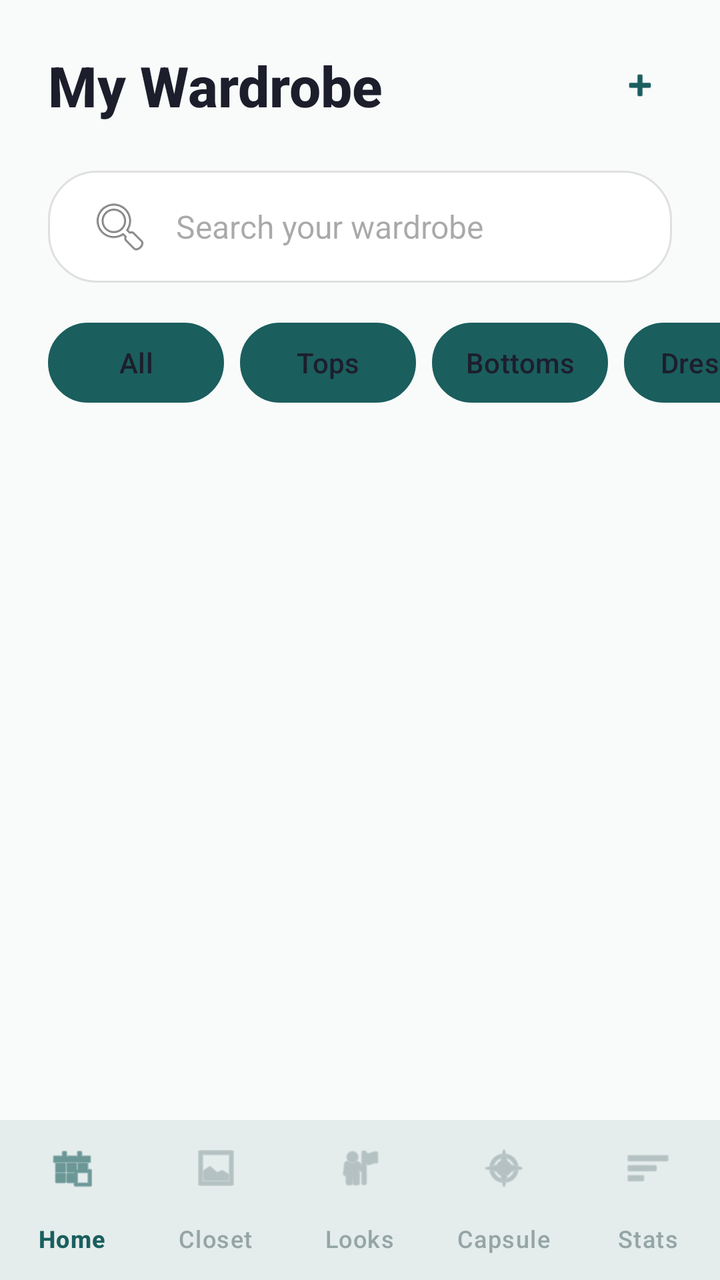
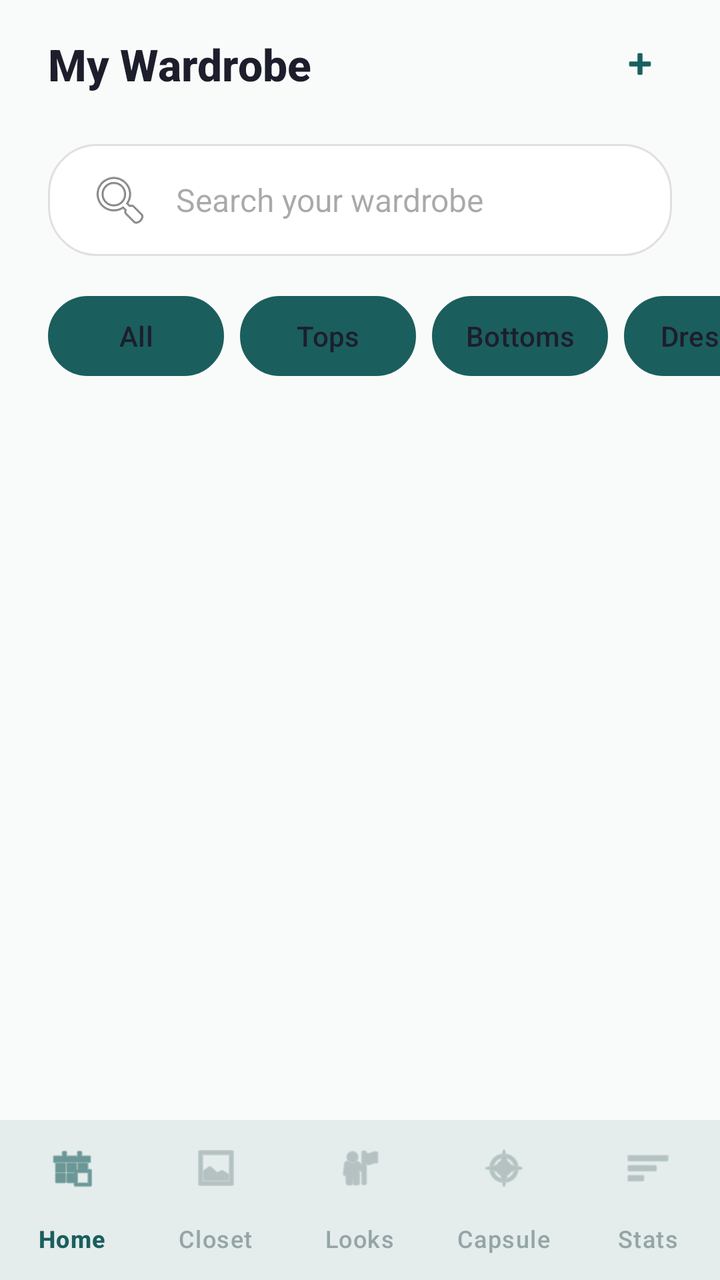

Compare the two renders of this Android layout. The source of the first and the diff that turns it into the second are given below.
<!-- AndroidManifest.xml: application theme Theme.FitsForYou -->
<!-- res/layout/activity_wardrobe.xml -->
<?xml version="1.0" encoding="utf-8"?>
<androidx.constraintlayout.widget.ConstraintLayout xmlns:android="http://schemas.android.com/apk/res/android"
    xmlns:app="http://schemas.android.com/apk/res-auto"
    xmlns:tools="http://schemas.android.com/tools"
    android:id="@+id/wardrobeRoot"
    android:layout_width="match_parent"
    android:layout_height="match_parent"
    android:background="@color/background">

    <TextView
        android:id="@+id/wardrobeTitle"
        style="@style/TextTitle"
        android:layout_width="wrap_content"
        android:layout_height="wrap_content"
        android:layout_marginStart="@dimen/spacing_large"
        android:layout_marginTop="24dp"
        android:text="My Wardrobe"
        app:layout_constraintStart_toStartOf="parent"
        app:layout_constraintTop_toTopOf="parent" />

    <com.google.android.material.button.MaterialButton
        android:id="@+id/addClothingButton"
        style="@style/Widget.Material3.Button.IconButton"
        android:layout_width="48dp"
        android:layout_height="48dp"
        android:layout_marginEnd="16dp"
        app:icon="@android:drawable/ic_input_add"
        app:iconTint="@color/primary"
        app:layout_constraintBottom_toBottomOf="@id/wardrobeTitle"
        app:layout_constraintEnd_toEndOf="parent"
        app:layout_constraintTop_toTopOf="@id/wardrobeTitle" />

    <EditText
        android:id="@+id/searchEditText"
        android:layout_width="match_parent"
        android:layout_height="@dimen/input_height"
        android:layout_marginStart="@dimen/spacing_large"
        android:layout_marginTop="24dp"
        android:layout_marginEnd="@dimen/spacing_large"
        android:background="@drawable/search_bg"
        android:drawableStart="@android:drawable/ic_menu_search"
        android:drawablePadding="12dp"
        android:hint="Search your wardrobe"
        android:paddingStart="20dp"
        android:paddingEnd="20dp"
        android:textSize="@dimen/text_size_body"
        app:layout_constraintTop_toBottomOf="@id/wardrobeTitle" />

    <HorizontalScrollView
        android:id="@+id/filterScroll"
        android:layout_width="match_parent"
        android:layout_height="wrap_content"
        android:layout_marginTop="20dp"
        android:clipToPadding="false"
        android:paddingStart="@dimen/spacing_large"
        android:paddingEnd="@dimen/spacing_large"
        android:scrollbars="none"
        app:layout_constraintTop_toBottomOf="@id/searchEditText">

        <LinearLayout
            android:id="@+id/filterContainer"
            android:layout_width="wrap_content"
            android:layout_height="wrap_content"
            android:orientation="horizontal"
            android:paddingBottom="12dp">

            <Button
                android:id="@+id/filterAll"
                style="@style/FilterButtonStyle"
                android:text="All"
                android:state_selected="true" />

            <Button
                android:id="@+id/filterTops"
                style="@style/FilterButtonStyle"
                android:text="Tops" />

            <Button
                android:id="@+id/filterBottoms"
                style="@style/FilterButtonStyle"
                android:text="Bottoms" />

            <Button
                android:id="@+id/filterDresses"
                style="@style/FilterButtonStyle"
                android:text="Dresses" />

            <Button
                android:id="@+id/filterTraditional"
                style="@style/FilterButtonStyle"
                android:text="Traditional" />

            <Button
                android:id="@+id/filterOuterwear"
                style="@style/FilterButtonStyle"
                android:text="Outerwear" />

            <Button
                android:id="@+id/filterShoes"
                style="@style/FilterButtonStyle"
                android:text="Shoes" />

            <Button
                android:id="@+id/filterAccessories"
                style="@style/FilterButtonStyle"
                android:text="Accessories" />

        </LinearLayout>
    </HorizontalScrollView>

    <androidx.recyclerview.widget.RecyclerView
        android:id="@+id/wardrobeRecyclerView"
        android:layout_width="match_parent"
        android:layout_height="0dp"
        android:layout_marginTop="8dp"
        android:clipToPadding="false"
        android:paddingStart="12dp"
        android:paddingEnd="12dp"
        android:paddingBottom="80dp"
        app:layout_constraintBottom_toBottomOf="parent"
        app:layout_constraintTop_toBottomOf="@id/filterScroll"
        app:layoutManager="androidx.recyclerview.widget.GridLayoutManager"
        app:spanCount="2" />

    <include
        layout="@layout/layout_wardrobe_empty"
        android:layout_width="match_parent"
        android:layout_height="0dp"
        app:layout_constraintBottom_toTopOf="@id/bottomNavigation"
        app:layout_constraintTop_toBottomOf="@id/filterScroll" />

    <com.google.android.material.bottomnavigation.BottomNavigationView
        android:id="@+id/bottomNavigation"
        android:layout_width="match_parent"
        android:layout_height="wrap_content"
        android:background="@color/white"
        app:itemIconTint="@color/bottom_nav_selector"
        app:itemTextColor="@color/bottom_nav_selector"
        app:labelVisibilityMode="labeled"
        app:layout_constraintBottom_toBottomOf="parent"
        app:menu="@menu/bottom_nav_menu"
        app:elevation="8dp" />

</androidx.constraintlayout.widget.ConstraintLayout>
<!-- res/layout/layout_wardrobe_empty.xml (included above) -->
<?xml version="1.0" encoding="utf-8"?>
<LinearLayout xmlns:android="http://schemas.android.com/apk/res/android"
    xmlns:app="http://schemas.android.com/apk/res-auto"
    android:id="@+id/emptyStateLayout"
    android:layout_width="match_parent"
    android:layout_height="match_parent"
    android:gravity="center"
    android:orientation="vertical"
    android:padding="@dimen/spacing_xlarge"
    android:background="@color/background"
    android:visibility="gone">

    <com.google.android.material.imageview.ShapeableImageView
        android:layout_width="120dp"
        android:layout_height="120dp"
        android:background="@color/primary_light"
        android:padding="32dp"
        android:src="@android:drawable/ic_menu_gallery"
        app:shapeAppearanceOverlay="@style/CircleImage"
        app:tint="@color/primary" />

    <TextView
        style="@style/TextHeader"
        android:layout_width="wrap_content"
        android:layout_height="wrap_content"
        android:layout_marginTop="32dp"
        android:text="Your Closet is Waiting"
        android:textSize="@dimen/text_size_header"
        android:letterSpacing="-0.01" />

    <TextView
        style="@style/TextSecondary"
        android:layout_width="wrap_content"
        android:layout_height="wrap_content"
        android:layout_marginTop="8dp"
        android:gravity="center"
        android:text="Add your first piece to start building your digital wardrobe collection."
        android:lineSpacingExtra="4dp" />

    <Button
        android:id="@+id/emptyAddButton"
        style="@style/PrimaryButton"
        android:layout_width="wrap_content"
        android:layout_height="wrap_content"
        android:layout_marginTop="36dp"
        android:paddingHorizontal="40dp"
        android:text="Add a Piece" />

</LinearLayout>
<!-- resources referenced by this layout -->
<resources>
  <color name="background">#F9FAFA</color>
  <color name="primary">#1B5E5E</color>
  <color name="primary_light">#E8F1F1</color>
  <color name="white">#FFFFFFFF</color>
  <dimen name="input_height">56dp</dimen>
  <dimen name="spacing_large">24dp</dimen>
  <dimen name="spacing_xlarge">32dp</dimen>
  <dimen name="text_size_body">16sp</dimen>
  <dimen name="text_size_header">22sp</dimen>
  <!-- drawable search_bg (drawable) -->
  <?xml version="1.0" encoding="utf-8"?>
  <shape xmlns:android="http://schemas.android.com/apk/res/android">
      <solid android:color="#FFFFFF" />
      <corners android:radius="24dp" />
      <stroke android:width="1dp" android:color="#E0E0E0" />
  </shape>
  <style name="CircleImage" parent="ShapeAppearance.Material3.SmallComponent">
          <item name="cornerSize">50%</item>
      </style>
  <style name="TextHeader">
          <item name="android:textSize">@dimen/text_size_header</item>
          <item name="android:textStyle">bold</item>
          <item name="android:textColor">@color/text_primary</item>
          <item name="android:fontFamily">sans-serif-medium</item>
      </style>
  <style name="TextSecondary">
          <item name="android:textSize">@dimen/text_size_small</item>
          <item name="android:textColor">@color/text_secondary</item>
          <item name="android:fontFamily">sans-serif</item>
      </style>
  <style name="TextTitle">
          <item name="android:textSize">@dimen/text_size_title</item>
          <item name="android:textStyle">bold</item>
          <item name="android:textColor">@color/text_primary</item>
          <item name="android:fontFamily">sans-serif-medium</item>
      </style>
  <style name="Theme.FitsForYou" parent="Base.Theme.FitsForYou" />
  <!-- drawable chip_selector (drawable) -->
  <?xml version="1.0" encoding="utf-8"?>
  <selector xmlns:android="http://schemas.android.com/apk/res/android">
      <item android:state_selected="true">
          <shape>
              <solid android:color="@color/primary" />
              <corners android:radius="20dp" />
          </shape>
      </item>
      <item>
          <shape>
              <solid android:color="#F5F5F5" />
              <corners android:radius="20dp" />
              <stroke android:width="1dp" android:color="@color/border" />
          </shape>
      </item>
  </selector>
  <dimen name="text_size_small">14sp</dimen>
  <dimen name="button_height">52dp</dimen>
  <dimen name="button_corner_radius">28dp</dimen>
  <color name="text_primary">#1D1E2C</color>
  <color name="text_secondary">#7A7A7A</color>
  <dimen name="text_size_title">28sp</dimen>
  <style name="Base.Theme.FitsForYou" parent="Theme.Material3.DayNight.NoActionBar">
          <item name="colorPrimary">@color/primary</item>
          <item name="colorOnPrimary">@color/on_primary</item>
          <item name="colorSecondary">@color/secondary</item>
          <item name="colorOnSecondary">@color/on_secondary</item>
          <item name="android:windowBackground">@color/background</item>
          <item name="colorSurface">@color/surface</item>
          <item name="colorOnSurface">@color/on_surface</item>
      </style>
  <color name="border">#EAEAEA</color>
  <color name="on_primary">#FFFFFF</color>
  <color name="secondary">#1B5E5E</color>
  <color name="on_secondary">#FFFFFF</color>
  <color name="surface">#FFFFFF</color>
  <color name="on_surface">#1B5E5E</color>
  <!-- unchanged entries left out for length: 2 -->
</resources>

<!-- the commit's change to res/layout/activity_wardrobe.xml (unified diff, before → after) -->
@@ -7,35 +7,43 @@
     android:layout_height="match_parent"
     android:background="@color/background">
 
-    <TextView
-        android:id="@+id/wardrobeTitle"
-        style="@style/TextTitle"
-        android:layout_width="wrap_content"
-        android:layout_height="wrap_content"
-        android:layout_marginStart="@dimen/spacing_large"
-        android:layout_marginTop="24dp"
-        android:text="My Wardrobe"
-        app:layout_constraintStart_toStartOf="parent"
-        app:layout_constraintTop_toTopOf="parent" />
-
-    <com.google.android.material.button.MaterialButton
-        android:id="@+id/addClothingButton"
-        style="@style/Widget.Material3.Button.IconButton"
-        android:layout_width="48dp"
-        android:layout_height="48dp"
-        android:layout_marginEnd="16dp"
-        app:icon="@android:drawable/ic_input_add"
-        app:iconTint="@color/primary"
-        app:layout_constraintBottom_toBottomOf="@id/wardrobeTitle"
-        app:layout_constraintEnd_toEndOf="parent"
-        app:layout_constraintTop_toTopOf="@id/wardrobeTitle" />
+    <androidx.constraintlayout.widget.ConstraintLayout
+        android:id="@+id/header"
+        android:layout_width="match_parent"
+        android:layout_height="@dimen/header_height"
+        app:layout_constraintTop_toTopOf="parent">
+
+        <TextView
+            android:id="@+id/wardrobeTitle"
+            style="@style/TextHeader"
+            android:layout_width="wrap_content"
+            android:layout_height="wrap_content"
+            android:layout_marginStart="@dimen/spacing_large"
+            android:text="My Wardrobe"
+            app:layout_constraintBottom_toBottomOf="parent"
+            app:layout_constraintStart_toStartOf="parent"
+            app:layout_constraintTop_toTopOf="parent" />
+
+        <com.google.android.material.button.MaterialButton
+            android:id="@+id/addClothingButton"
+            style="@style/Widget.Material3.Button.IconButton"
+            android:layout_width="48dp"
+            android:layout_height="48dp"
+            android:layout_marginEnd="@dimen/spacing_medium"
+            android:contentDescription="@string/cd_add_clothing"
+            app:icon="@android:drawable/ic_input_add"
+            app:iconTint="@color/primary"
+            app:layout_constraintBottom_toBottomOf="parent"
+            app:layout_constraintEnd_toEndOf="parent"
+            app:layout_constraintTop_toTopOf="parent" />
+    </androidx.constraintlayout.widget.ConstraintLayout>
 
     <EditText
         android:id="@+id/searchEditText"
         android:layout_width="match_parent"
         android:layout_height="@dimen/input_height"
         android:layout_marginStart="@dimen/spacing_large"
-        android:layout_marginTop="24dp"
+        android:layout_marginTop="@dimen/spacing_small"
         android:layout_marginEnd="@dimen/spacing_large"
         android:background="@drawable/search_bg"
         android:drawableStart="@android:drawable/ic_menu_search"
@@ -44,7 +52,7 @@
         android:paddingStart="20dp"
         android:paddingEnd="20dp"
         android:textSize="@dimen/text_size_body"
-        app:layout_constraintTop_toBottomOf="@id/wardrobeTitle" />
+        app:layout_constraintTop_toBottomOf="@id/header" />
 
     <HorizontalScrollView
         android:id="@+id/filterScroll"
@@ -159,7 +167,7 @@
         android:layout_width="120dp"
         android:layout_height="120dp"
         android:background="@color/primary_light"
-        android:padding="32dp"
+        android:padding="@dimen/spacing_xlarge"
         android:src="@android:drawable/ic_menu_gallery"
         app:shapeAppearanceOverlay="@style/CircleImage"
         app:tint="@color/primary" />
@@ -168,7 +176,7 @@
         style="@style/TextHeader"
         android:layout_width="wrap_content"
         android:layout_height="wrap_content"
-        android:layout_marginTop="32dp"
+        android:layout_marginTop="@dimen/spacing_xlarge"
         android:text="Your Closet is Waiting"
         android:textSize="@dimen/text_size_header"
         android:letterSpacing="-0.01" />
@@ -177,7 +185,7 @@
         style="@style/TextSecondary"
         android:layout_width="wrap_content"
         android:layout_height="wrap_content"
-        android:layout_marginTop="8dp"
+        android:layout_marginTop="@dimen/spacing_small"
         android:gravity="center"
         android:text="Add your first piece to start building your digital wardrobe collection."
         android:lineSpacingExtra="4dp" />
<!-- resource entries referenced after the edit -->
@@ -4,8 +4,11 @@
   <color name="primary">#1B5E5E</color>
   <color name="primary_light">#E8F1F1</color>
   <color name="white">#FFFFFFFF</color>
+  <dimen name="header_height">64dp</dimen>
   <dimen name="input_height">56dp</dimen>
   <dimen name="spacing_large">24dp</dimen>
+  <dimen name="spacing_medium">16dp</dimen>
+  <dimen name="spacing_small">8dp</dimen>
   <dimen name="spacing_xlarge">32dp</dimen>
   <dimen name="text_size_body">16sp</dimen>
   <dimen name="text_size_header">22sp</dimen>
@@ -16,6 +19,7 @@
       <corners android:radius="24dp" />
       <stroke android:width="1dp" android:color="#E0E0E0" />
   </shape>
+  <string name="cd_add_clothing">Add clothing</string>
   <style name="CircleImage" parent="ShapeAppearance.Material3.SmallComponent">
           <item name="cornerSize">50%</item>
       </style>
@@ -29,12 +33,6 @@
           <item name="android:textSize">@dimen/text_size_small</item>
           <item name="android:textColor">@color/text_secondary</item>
           <item name="android:fontFamily">sans-serif</item>
-      </style>
-  <style name="TextTitle">
-          <item name="android:textSize">@dimen/text_size_title</item>
-          <item name="android:textStyle">bold</item>
-          <item name="android:textColor">@color/text_primary</item>
-          <item name="android:fontFamily">sans-serif-medium</item>
       </style>
   <style name="Theme.FitsForYou" parent="Base.Theme.FitsForYou" />
   <!-- drawable chip_selector (drawable) -->
@@ -59,7 +57,6 @@
   <dimen name="button_corner_radius">28dp</dimen>
   <color name="text_primary">#1D1E2C</color>
   <color name="text_secondary">#7A7A7A</color>
-  <dimen name="text_size_title">28sp</dimen>
   <style name="Base.Theme.FitsForYou" parent="Theme.Material3.DayNight.NoActionBar">
           <item name="colorPrimary">@color/primary</item>
           <item name="colorOnPrimary">@color/on_primary</item>
